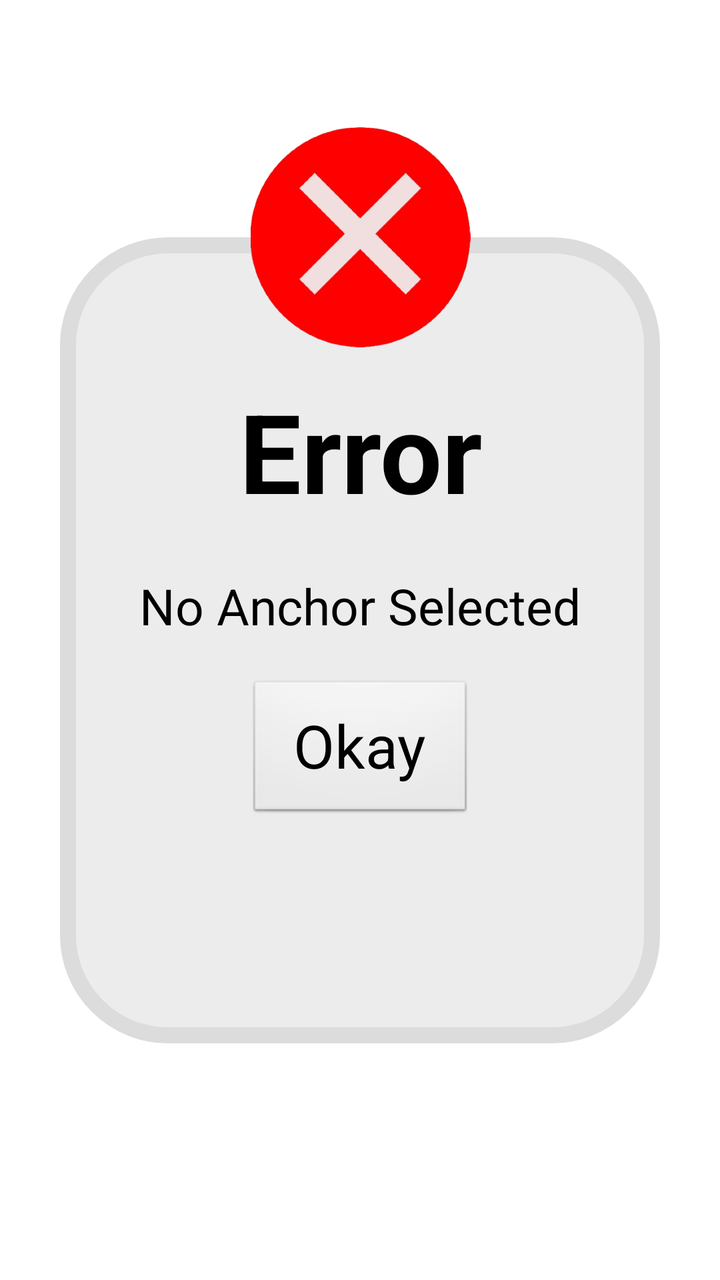
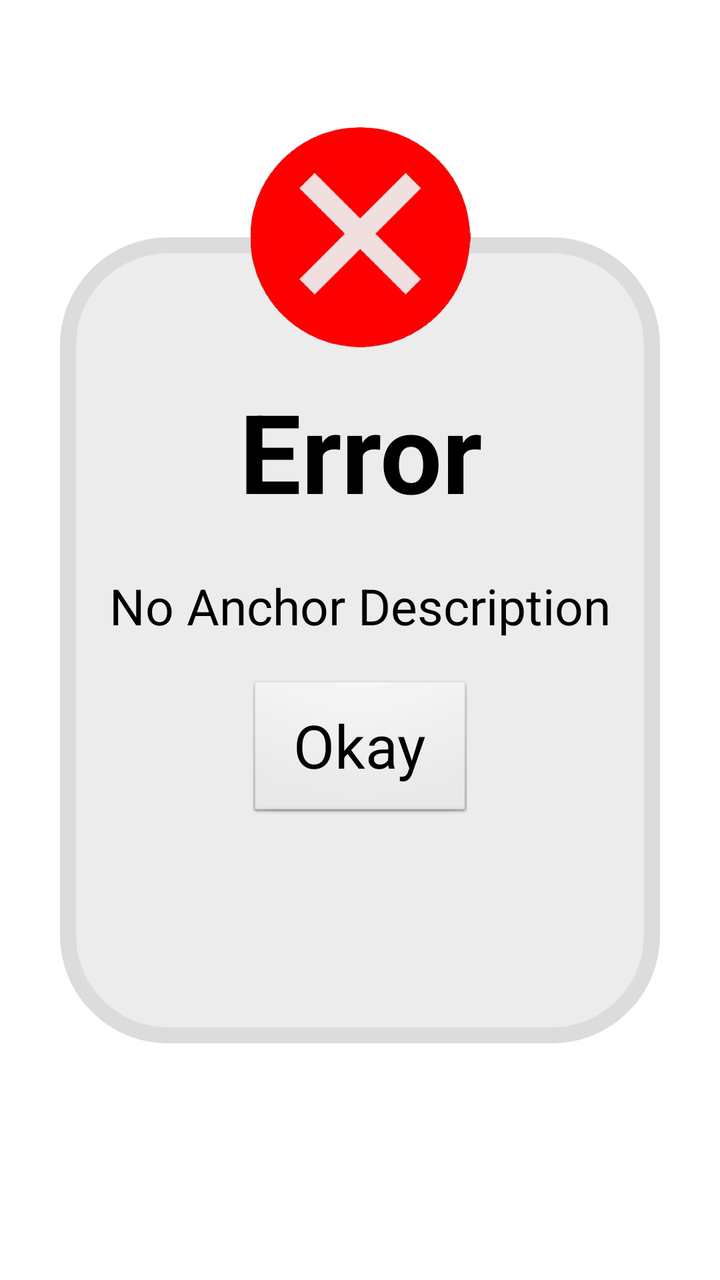

Before-and-after screenshots of an Android layout around one commit, followed by the original layout XML and the change that was made.
<!-- AndroidManifest.xml: application theme AppTheme -->
<!-- res/layout/alert_dialogue.xml -->
<?xml version="1.0" encoding="utf-8"?>
<androidx.constraintlayout.widget.ConstraintLayout xmlns:android="http://schemas.android.com/apk/res/android"
    xmlns:app="http://schemas.android.com/apk/res-auto"
    xmlns:tools="http://schemas.android.com/tools"
    android:id="@+id/alertCL"
    android:layout_width="match_parent"
    android:layout_height="match_parent">

    <androidx.constraintlayout.widget.ConstraintLayout
        android:id="@+id/alertDialogueCL"
        android:layout_width="300dp"
        android:layout_height="403dp"
        android:background="@drawable/alert_background"
        android:padding="10dp"
        app:layout_constraintBottom_toBottomOf="parent"
        app:layout_constraintEnd_toEndOf="parent"
        app:layout_constraintStart_toStartOf="parent"
        app:layout_constraintTop_toTopOf="parent">

        <TextView
            android:id="@+id/alertTitleTV"
            android:layout_width="wrap_content"
            android:layout_height="wrap_content"
            android:layout_marginTop="32dp"
            android:gravity="center_horizontal"
            android:paddingTop="28dp"
            android:text="Error"
            android:textColor="@color/black"
            android:textSize="55sp"
            android:textStyle="bold"
            app:layout_constraintEnd_toEndOf="parent"
            app:layout_constraintStart_toStartOf="parent"
            app:layout_constraintTop_toTopOf="@+id/alertDialogueCL" />

        <TextView
            android:id="@+id/alertDescriptionTV"
            android:layout_width="wrap_content"
            android:layout_height="wrap_content"
            android:layout_marginTop="16dp"
            android:gravity="center_horizontal"
            android:padding="8dp"
            android:text="No Anchor Selected"
            android:textColor="@color/black"
            android:textSize="25sp"
            app:layout_constraintBottom_toTopOf="@+id/alertDoneB"
            app:layout_constraintEnd_toEndOf="parent"
            app:layout_constraintStart_toStartOf="parent"
            app:layout_constraintTop_toBottomOf="@+id/alertTitleTV" />

        <Button
            android:id="@+id/alertDoneB"
            android:layout_width="113dp"
            android:layout_height="71dp"
            android:layout_marginStart="40dp"
            android:layout_marginTop="12dp"
            android:layout_marginEnd="40dp"
            android:text="Okay"
            android:textSize="30sp"
            app:cornerRadius="15dp"
            app:layout_constraintEnd_toEndOf="parent"
            app:layout_constraintHorizontal_bias="0.503"
            app:layout_constraintStart_toStartOf="parent"
            app:layout_constraintTop_toBottomOf="@+id/alertDescriptionTV" />

    </androidx.constraintlayout.widget.ConstraintLayout>

    <ImageView
        android:id="@+id/alertLogoIV"
        android:layout_width="135dp"
        android:layout_height="110dp"
        android:src="@drawable/error"
        app:layout_constraintBottom_toTopOf="@+id/alertDialogueCL"
        app:layout_constraintEnd_toEndOf="parent"
        app:layout_constraintStart_toStartOf="parent"
        app:layout_constraintTop_toTopOf="@+id/alertDialogueCL"
        app:layout_constraintVertical_bias="0.597" />

</androidx.constraintlayout.widget.ConstraintLayout>
<!-- resources referenced by this layout -->
<resources>
  <color name="black">#FF000000</color>
  <!-- drawable alert_background (drawable) -->
  <?xml version="1.0" encoding="UTF-8"?>
  <shape xmlns:android="http://schemas.android.com/apk/res/android">
      <stroke
          android:width="8dp"
          android:color="#dcdcdc" />
      <corners android:radius="50dp" />
      <solid android:color="#ececec" />
  </shape>
  <!-- drawable error: png bitmap (drawable, 115334 bytes) -->
  <style name="AppTheme" parent="AppBaseTheme">
      
    </style>
  <style name="AppBaseTheme" parent="android:Theme.Light">
      
    </style>
</resources>

<!-- the commit's change to res/layout/alert_dialogue.xml (unified diff, before → after) -->
@@ -24,7 +24,7 @@
             android:layout_marginTop="32dp"
             android:gravity="center_horizontal"
             android:paddingTop="28dp"
-            android:text="Error"
+            android:text="@string/alert_error_title"
             android:textColor="@color/black"
             android:textSize="55sp"
             android:textStyle="bold"
@@ -39,7 +39,7 @@
             android:layout_marginTop="16dp"
             android:gravity="center_horizontal"
             android:padding="8dp"
-            android:text="No Anchor Selected"
+            android:text="@string/alert_no_anchor_description"
             android:textColor="@color/black"
             android:textSize="25sp"
             app:layout_constraintBottom_toTopOf="@+id/alertDoneB"
@@ -54,7 +54,7 @@
             android:layout_marginStart="40dp"
             android:layout_marginTop="12dp"
             android:layout_marginEnd="40dp"
-            android:text="Okay"
+            android:text="@string/okay"
             android:textSize="30sp"
             app:cornerRadius="15dp"
             app:layout_constraintEnd_toEndOf="parent"
<!-- resource entries referenced after the edit -->
@@ -11,6 +11,9 @@
       <solid android:color="#ececec" />
   </shape>
   <!-- drawable error: png bitmap (drawable, 115334 bytes) -->
+  <string name="alert_error_title">Error</string>
+  <string name="alert_no_anchor_description">No Anchor Description</string>
+  <string name="okay">Okay</string>
   <style name="AppTheme" parent="AppBaseTheme">
       
     </style>
